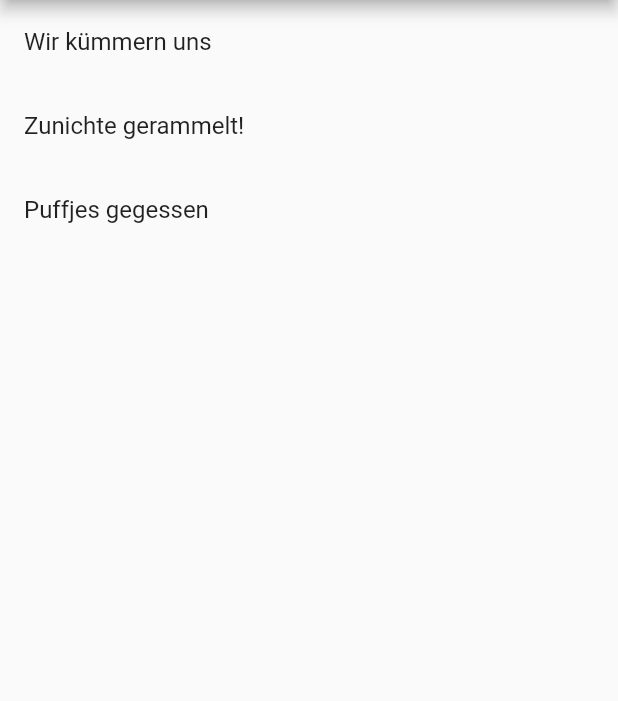
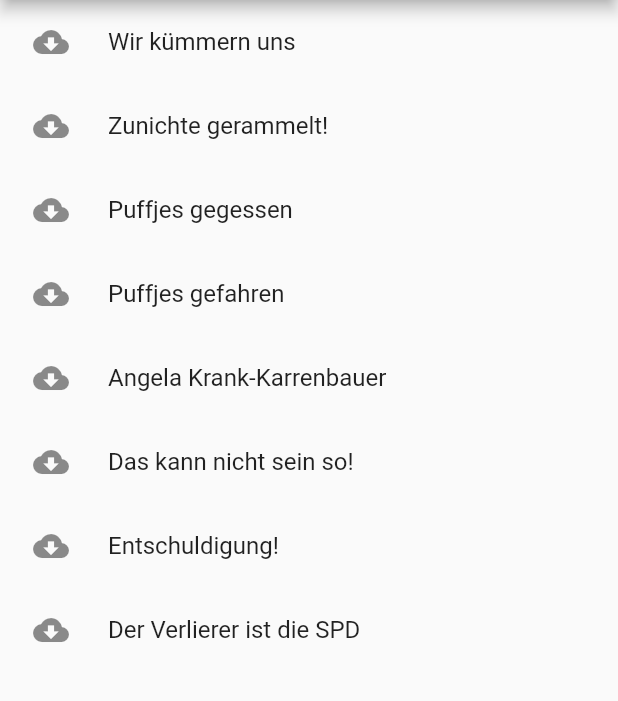
Before and after one commit to jonasholtkamp/aufwachen-soundboard, a Flutter app: the screen it shows after launch, on a phone screen of 412 x 824 dp, the part 84-785 px from its top. Run offline on Flutter 3.47's test engine with Material 2 defaults, Android fonts, the light colour scheme and no system bars; our stand-ins replace audioplayers.

Commit message:
Pre-download sounds and play them from local storage

```diff
--- a/lib/pages/home.dart
+++ b/lib/pages/home.dart
@@ -1,6 +1,28 @@
+import 'dart:io';
+
+import 'package:http/http.dart';
+import 'package:path_provider/path_provider.dart';
+import 'package:flutter/material.dart';
+
+import 'package:audioplayers/audioplayers.dart';
+
 import 'package:aufwachen_soundboard/sound.dart';
-import 'package:flutter/material.dart';
-import 'package:audioplayers/audio_cache.dart';
+
+const GITHUB_URL_PREFIX =
+    'https://raw.githubusercontent.com/jonasholtkamp/aufwachen-soundboard/master/assets/audio/';
+
+final sounds = [
+  Sound('Wir kümmern uns', 'wirkuemmernuns.m4a'),
+  Sound('Zunichte gerammelt!', 'zunichtegerammelt.m4a'),
+  Sound('Puffjes gegessen', 'puffjesgegessen.m4a'),
+  Sound('Puffjes gefahren', 'puffjesgefahren.m4a'),
+  Sound('Angela Krank-Karrenbauer', 'akk.m4a'),
+  Sound('Das kann nicht sein so!', 'daskannnichtseinso.m4a'),
+  Sound('Entschuldigung!', 'entschuldigung.m4a'),
+  Sound('Der Verlierer ist die SPD', 'verliererspd.m4a'),
+];
+
+enum PlayerState { stopped, playing, paused }
 
 class MyHomePage extends StatefulWidget {
   MyHomePage({Key key, this.title}) : super(key: key);
@@ -12,17 +34,143 @@ class MyHomePage extends StatefulWidget {
 }
 
 class _MyHomePageState extends State<MyHomePage> {
-  static AudioCache audioPlayer = new AudioCache(prefix: 'audio/');
+  AudioPlayer _audioPlayer;
 
-  _play(String filename) => () async {
-        await audioPlayer.play(filename);
-      };
+  Sound _activeSound;
+  PlayerState _playerState = PlayerState.stopped;
+  Duration _duration;
+  Duration _position;
 
-  final sounds = [
-    Sound('Wir kümmern uns', 'wirkuemmernuns.m4a'),
-    Sound('Zunichte gerammelt!', 'zunichtegerammelt.m4a'),
-    Sound('Puffjes gegessen', 'puffjesgegessen.m4a')
-  ];
+  get _isPlaying => _playerState == PlayerState.playing;
+  get _isPaused => _playerState == PlayerState.paused;
+
+  @override
+  void initState() {
+    super.initState();
+    _initAudioPlayer();
+    _initSoundState();
+  }
+
+  @override
+  void dispose() {
+    super.dispose();
+    _audioPlayer.stop();
+  }
+
+  _getLeadingIcon(Sound sound) {
+    if (!sound.cached) {
+      return Padding(
+        padding: EdgeInsets.all(6.0),
+        child: Icon(Icons.cloud_download),
+      );
+    }
+
+    if (_activeSound != sound) {
+      return Padding(
+        padding: EdgeInsets.all(6.0),
+        child: Icon(Icons.play_arrow),
+      );
+    }
+
+    return FittedBox(
+      child: Stack(alignment: Alignment.center, children: <Widget>[
+        Container(
+          // padding: EdgeInsets.all(6.0),
+          child: IconButton(
+            icon: _isPlaying ? Icon(Icons.pause) : Icon(Icons.play_arrow),
+            onPressed: () => _play(sound),
+          ),
+        ),
+        _isPlaying || _isPaused
+            ? new CircularProgressIndicator(
+                value: _position != null && _position.inMilliseconds > 0
+                    ? _position.inMilliseconds / _duration.inMilliseconds
+                    : 0.0,
+                valueColor: new AlwaysStoppedAnimation(Colors.cyan),
+              )
+            : Container()
+      ]),
+    );
+  }
+
+  Future<File> _getLocalFile(Sound sound) async {
+    final dir = await getApplicationDocumentsDirectory();
+    return File('${dir.path}/${sound.filename}');
+  }
+
+  Future _downloadFile(Sound sound) async {
+    final file = await _getLocalFile(sound);
+    final bytes = await readBytes('$GITHUB_URL_PREFIX${sound.filename}');
+
+    await file.writeAsBytes(bytes);
+    if (await file.exists()) {
+      setState(() {
+        sound.cached = true;
+      });
+    }
+  }
+
+  _delete(Sound sound) async {
+    final file = await _getLocalFile(sound);
+    await file.delete();
+
+    if (!await file.exists()) {
+      setState(() {
+        sound.cached = false;
+      });
+    }
+  }
+
+  _play(Sound sound) async {
+    if (_activeSound == sound) {
+      if (_isPlaying) {
+        final result = await _audioPlayer.pause();
+        if (result == 1) setState(() => _playerState = PlayerState.paused);
+      } else {
+        final result = await _audioPlayer.resume();
+        if (result == 1) setState(() => _playerState = PlayerState.playing);
+      }
+    } else {
+      _activeSound = sound;
+      final result = await _audioPlayer.play((await _getLocalFile(sound)).path,
+          isLocal: true);
+      if (result == 1) setState(() => _playerState = PlayerState.playing);
+    }
+  }
+
+  _initAudioPlayer() {
+    _audioPlayer = new AudioPlayer();
+
+    _audioPlayer.durationHandler = (d) => setState(() {
+          _duration = d;
+        });
+
+    _audioPlayer.positionHandler = (p) => setState(() {
+          _position = p;
+        });
+
+    _audioPlayer.completionHandler = () {
+      setState(() {
+        _activeSound = null;
+        _playerState = PlayerState.stopped;
+        _position = _duration;
+      });
+    };
+  }
+
+  Future<bool> _isSoundCached(Sound sound) async {
+    final file = await _getLocalFile(sound);
+    return await file.exists();
+  }
+
+  _initSoundState() {
+    sounds.forEach((sound) async {
+      final cached = await _isSoundCached(sound);
+      setState(() {
+        sound.cached = cached;
+      });
+    });
+  }
 
   @override
   Widget build(BuildContext context) {
@@ -35,8 +183,16 @@ class _MyHomePageState extends State<MyHomePage> {
         itemBuilder: (buildContext, index) {
           var sound = sounds[index];
           return ListTile(
+            leading: _getLeadingIcon(sound),
             title: Text(sound.title),
-            onTap: _play(sound.filename),
+            onTap: () {
+              if (sound.cached) {
+                _play(sound);
+              } else {
+                _downloadFile(sound);
+              }
+            },
+            onLongPress: () => _delete(sound),
           );
         },
       ),
--- a/lib/sound.dart
+++ b/lib/sound.dart
@@ -1,6 +1,10 @@
 class Sound {
   final String title;
   final String filename;
+  bool cached = false;
 
   Sound(this.title, this.filename);
+
+  @override
+  String toString() => '{ title: "$title", filename: "$filename", cached: "$cached" }';
 }
--- a/pubspec.yaml
+++ b/pubspec.yaml
@@ -20,6 +20,7 @@ dependencies:
   # Use with the CupertinoIcons class for iOS style icons.
   cupertino_icons: ^0.1.2
 
+  http: ^0.11.3+17
   audioplayers: ^0.7.8
 
 dev_dependencies:
@@ -37,9 +38,6 @@ flutter:
   # included with your application, so that you can use the icons in
   # the material Icons class.
   uses-material-design: true
-
-  assets:
-   - assets/audio/
 
   # An image asset can refer to one or more resolution-specific "variants", see
   # https://flutter.io/assets-and-images/#resolution-aware.
```
